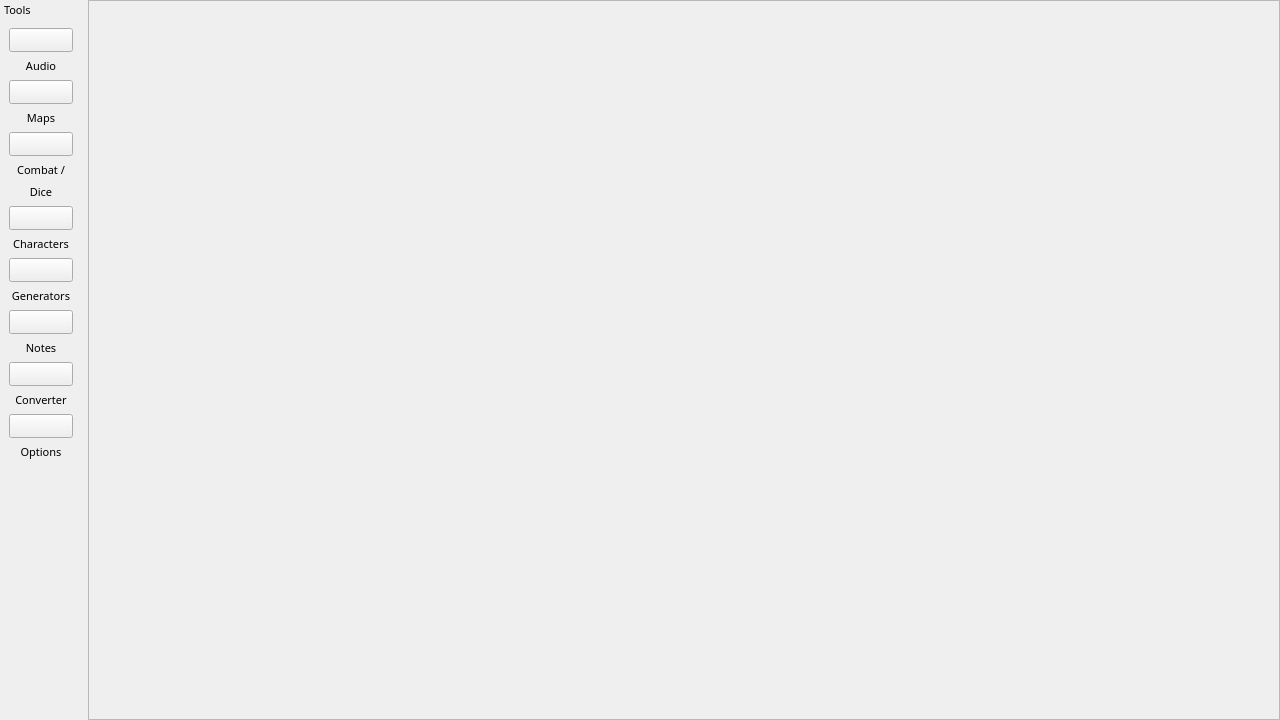
First picture: the form in mainwindow.ui, repository PhilInTheGaps/GM-Companion, before the edit.
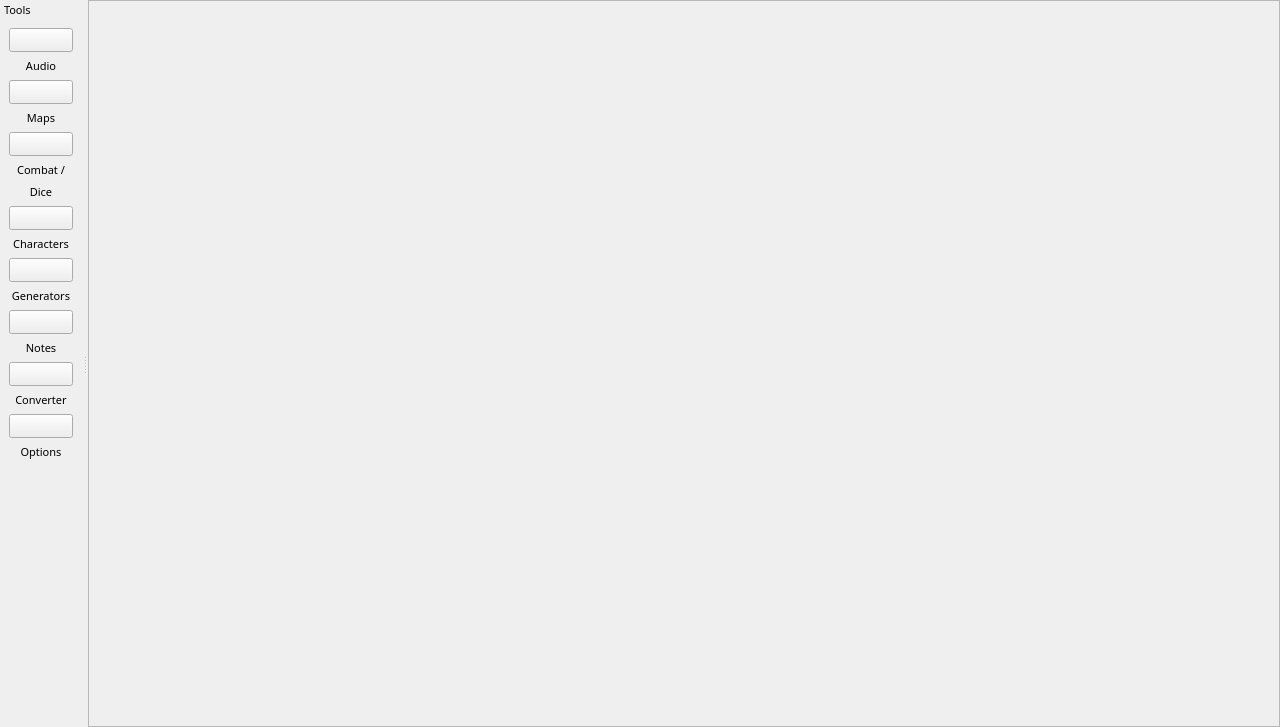
Second picture: the form after the edit. Icons and pictures are not drawn.

Diff of the .ui file:
```diff
--- a/mainwindow.ui
+++ b/mainwindow.ui
@@ -7,7 +7,7 @@
     <x>0</x>
     <y>0</y>
     <width>1280</width>
-    <height>720</height>
+    <height>727</height>
    </rect>
   </property>
   <property name="sizePolicy">
@@ -104,7 +104,7 @@
   </widget>
   <widget class="QDockWidget" name="dockWidget">
    <property name="sizePolicy">
-    <sizepolicy hsizetype="Fixed" vsizetype="Minimum">
+    <sizepolicy hsizetype="Maximum" vsizetype="Minimum">
      <horstretch>0</horstretch>
      <verstretch>0</verstretch>
     </sizepolicy>
@@ -112,12 +112,12 @@
    <property name="minimumSize">
     <size>
      <width>82</width>
-     <height>668</height>
+     <height>687</height>
     </size>
    </property>
    <property name="maximumSize">
     <size>
-     <width>82</width>
+     <width>95</width>
      <height>524287</height>
     </size>
    </property>
```
